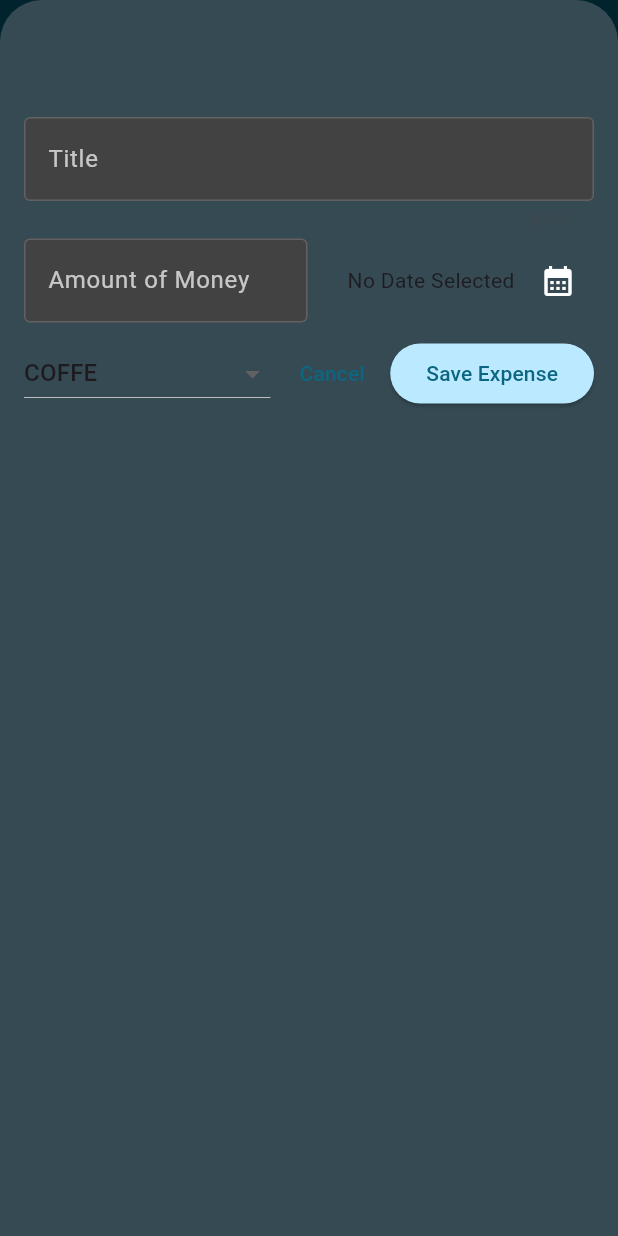
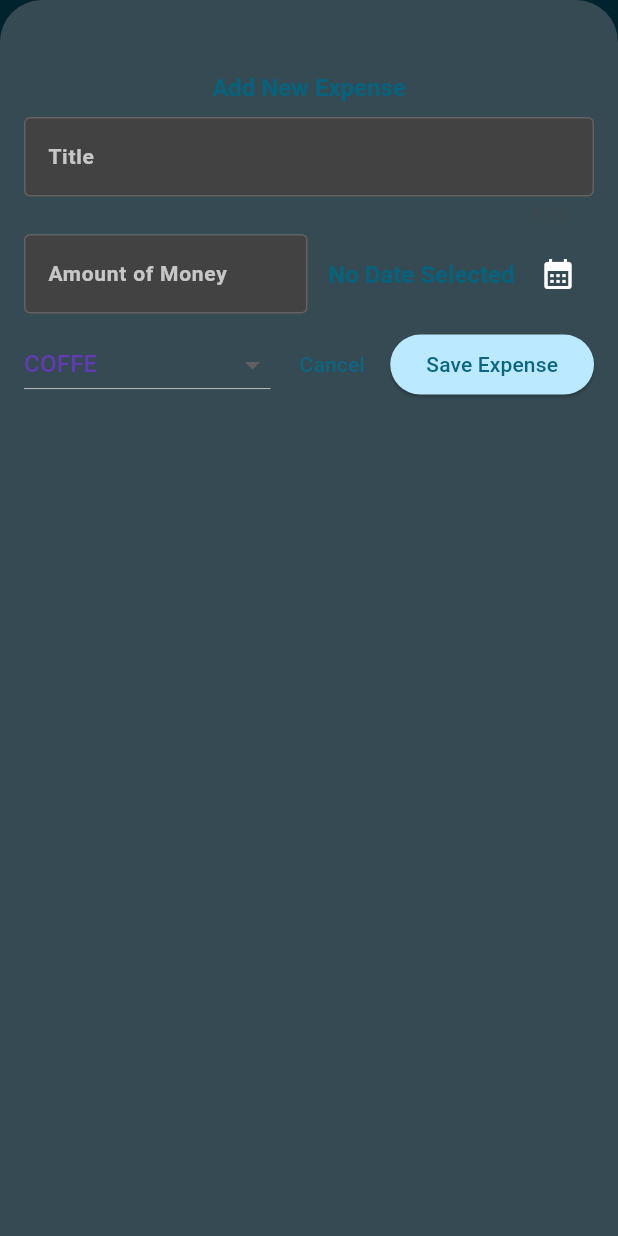
Before and after one commit to ashrafsalem2/my_expense_tracker, a Flutter app: the Expenses screen opened directly, after a tap on the "add" icon, on a phone screen of 412 x 824 dp. Run offline on Flutter 3.47's test engine with Material 3 defaults, Android fonts, the phone set to English and light mode, and no system bars.

Commit message:
fix dark mode at Dropdwonbutton

```diff
--- a/lib/common/constants.dart
+++ b/lib/common/constants.dart
@@ -10,6 +10,7 @@ final kDarkColorSchema = ColorScheme.fromSeed(
 class Constants {
   static ThemeData mainTheme = ThemeData().copyWith(
     colorScheme: kColorSchema,
+    canvasColor: Colors.white,
     appBarTheme: AppBarTheme().copyWith(
       backgroundColor: kColorSchema.onPrimaryContainer,
       foregroundColor: kColorSchema.primaryContainer,
@@ -36,6 +37,8 @@ class Constants {
   );
   static ThemeData mainDarkTheme = ThemeData.dark().copyWith(
     colorScheme: kDarkColorSchema,
+
+    canvasColor: Color.fromARGB(255, 5, 99, 125),
     appBarTheme: AppBarTheme().copyWith(
       backgroundColor: kDarkColorSchema.onPrimaryContainer,
       foregroundColor: kDarkColorSchema.primaryContainer,
@@ -53,7 +56,12 @@ class Constants {
       titleLarge: TextStyle(
         fontWeight: FontWeight.bold,
         fontSize: 16,
-        color: kDarkColorSchema.onSecondaryContainer,
+        color: Color.fromARGB(255, 5, 99, 125),
+      ),
+      bodyLarge: TextStyle(
+        fontWeight: FontWeight.bold,
+        fontSize: 14,
+        color: Color.fromARGB(255, 5, 99, 125),
       ),
     ),
 
--- a/lib/widgets/charts/chart.dart
+++ b/lib/widgets/charts/chart.dart
@@ -32,6 +32,15 @@ class Chart extends StatelessWidget {
     return maxTotalExpense;
   }
 
+  double get totalExpensesHere {
+    double total = 0;
+    for (final bucket in buckets) {
+      total += bucket.totalExpenses;
+    }
+
+    return total;
+  }
+
   @override
   Widget build(BuildContext context) {
     final isDarkMode =
@@ -40,7 +49,7 @@ class Chart extends StatelessWidget {
       margin: const EdgeInsets.all(16),
       padding: const EdgeInsets.symmetric(vertical: 16, horizontal: 8),
       width: double.infinity,
-      height: 180,
+      height: 220,
       decoration: BoxDecoration(
         borderRadius: BorderRadius.circular(8),
         gradient: LinearGradient(
@@ -54,6 +63,20 @@ class Chart extends StatelessWidget {
       ),
       child: Column(
         children: [
+          Expanded(
+            child: Padding(
+              padding: const EdgeInsets.all(8.0),
+              child: Row(
+                mainAxisAlignment: MainAxisAlignment.start,
+                children: [
+                  Text(
+                    'Total Day Expenses : ${totalExpensesHere > 0 ? totalExpensesHere : 0.0}',
+                    style: Theme.of(context).textTheme.titleLarge,
+                  ),
+                ],
+              ),
+            ),
+          ),
           Expanded(
             child: Row(
               crossAxisAlignment: CrossAxisAlignment.end,
--- a/lib/widgets/expense_add/new_expense.dart
+++ b/lib/widgets/expense_add/new_expense.dart
@@ -125,6 +125,7 @@ class _NewExpenseState extends State<NewExpense> {
                       _dateTime == null
                           ? "No Date Selected"
                           : formater.format(_dateTime!),
+                      style: Theme.of(context).textTheme.titleLarge,
                     ),
                     SizedBox(width: 5),
                     IconButton(
@@ -145,7 +146,16 @@ class _NewExpenseState extends State<NewExpense> {
                     .map(
                       (category) => DropdownMenuItem(
                         value: category,
-                        child: Text(category.name.toUpperCase()),
+                        child: Text(
+                          category.name.toUpperCase(),
+                          style: TextStyle(
+                            color:
+                                MediaQuery.of(context).platformBrightness ==
+                                    Brightness.dark
+                                ? Color.fromARGB(255, 5, 99, 125)
+                                : Color.fromARGB(255, 96, 59, 181),
+                          ),
+                        ),
                       ),
                     )
                     .toList(),
--- a/lib/widgets/expenses_list/expense_list_widget.dart
+++ b/lib/widgets/expenses_list/expense_list_widget.dart
@@ -22,7 +22,7 @@ class ExpenseListWidget extends StatelessWidget {
           margin: EdgeInsets.symmetric(horizontal: 16),
           child: Center(
             child: Text(
-              'Expense will be To Delet',
+              'Expense will be To Delete',
               style: TextStyle(
                 color: Colors.white,
                 fontWeight: FontWeight.bold,
```
